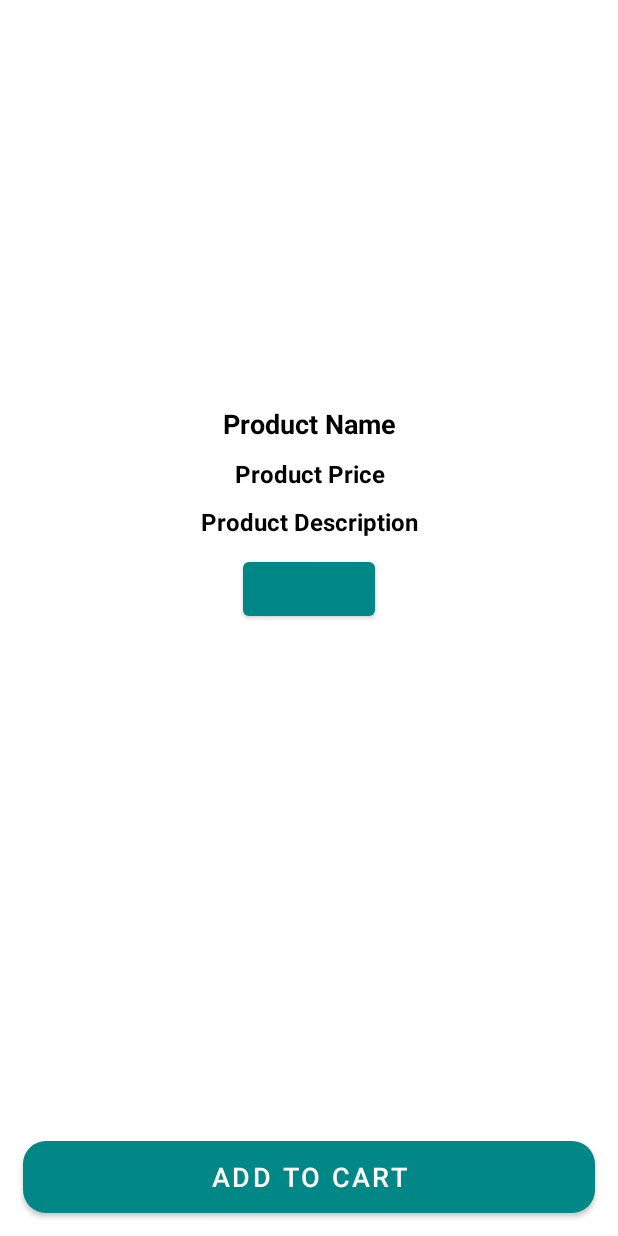
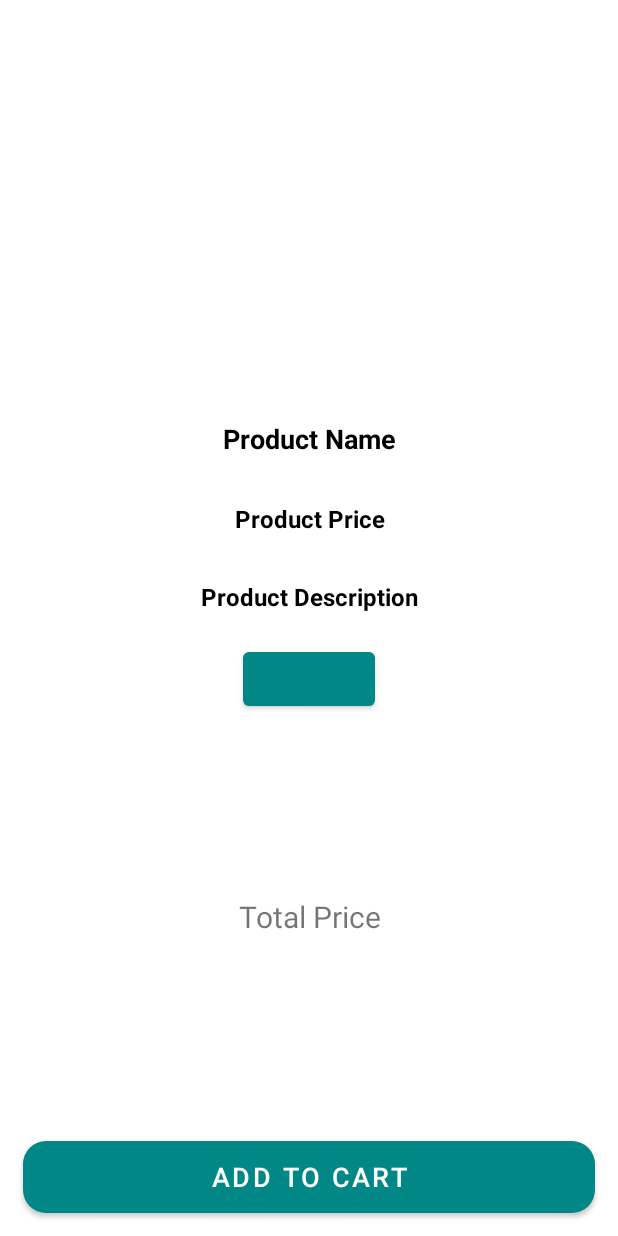
Before and after one commit to MohammadAlhariri/eCommerce, an Android app: the layout activity_product_details.xml on its own in the app's theme, with its tools: preview values and no code run, on a phone screen of 412 x 824 dp. Run offline under Robolectric (Android 15) with nearby library versions, the phone set to English and light mode, and no system bars; plain views replace ElegantNumberButton; network calls fail.

Commit message:
- modify many Bugs

```diff
--- a/app/src/main/java/com/example/ma_ecommerce/LoginActivity.java
+++ b/app/src/main/java/com/example/ma_ecommerce/LoginActivity.java
@@ -110,7 +110,6 @@ public class LoginActivity extends AppCompatActivity {
             Paper.book().write(Prevalid.userNumber, phone);
             Paper.book().write(Prevalid.pass, password);
             Paper.book().write(Prevalid.parentname, parentname);
-
         }
 
 
--- a/app/src/main/java/com/example/ma_ecommerce/viewHolder/ProductListAdapter.java
+++ b/app/src/main/java/com/example/ma_ecommerce/viewHolder/ProductListAdapter.java
@@ -71,7 +71,7 @@ public class ProductListAdapter extends RecyclerView.Adapter<ProductListAdapter.
         String pdecs=products.get(position).getDescription();
         holder.sellerproductdescreption.setText(pdecs);
         String price=products.get(position).getPrice()+"";
-        holder.sellerproductprice.setText("Price = " + price + "$");
+        holder.sellerproductprice.setText("Price: " + price + "$");
         String pimage=products.get(position).getImage();
         Picasso.get().load(pimage).into(holder.sellerproductimage);
         int pid = products.get(position).getPid();
--- a/app/src/main/res/layout/activity_product_details.xml
+++ b/app/src/main/res/layout/activity_product_details.xml
@@ -10,9 +10,7 @@
         android:id="@+id/prouduct_image_details"
         android:layout_width="match_parent"
         android:layout_height="260dp"
-        android:scaleType="centerCrop"
-
-        />
+        android:scaleType="fitXY" />
 
     <TextView
         android:id="@+id/prouduct_name_details"
@@ -21,11 +19,13 @@
         android:layout_below="@id/prouduct_image_details"
         android:layout_marginTop="10dp"
         android:gravity="center"
+        android:padding="10dp"
         android:scaleType="centerCrop"
         android:text="Product Name"
         android:textColor="@color/black"
         android:textSize="18sp"
         android:textStyle="bold"
+
 
         />
 
@@ -36,11 +36,13 @@
         android:layout_below="@id/prouduct_name_details"
         android:layout_marginTop="10dp"
         android:gravity="center"
+        android:padding="10dp"
         android:scaleType="centerCrop"
         android:text="Product Price"
         android:textColor="@color/black"
         android:textSize="16sp"
         android:textStyle="bold"
+
 
         />
 
@@ -51,11 +53,13 @@
         android:layout_below="@id/prouduct_price_details"
         android:layout_marginTop="10dp"
         android:gravity="center"
+        android:padding="10dp"
         android:scaleType="centerCrop"
         android:text="Product Description"
         android:textColor="@color/black"
         android:textSize="16sp"
         android:textStyle="bold"
+
 
         />
 
@@ -73,19 +77,19 @@
         app:textSize="16dp">
 
     </com.cepheuen.elegantnumberbutton.view.ElegantNumberButton>
-    <!--<com.google.android.material.floatingactionbutton.FloatingActionButton-->
 
-    <!--    android:id="@+id/add_product_to_cart_btn" android:layout_width="wrap_content"-->
-    <!--    android:layout_height="wrap_content"-->
-    <!--    android:elevation="6dp"-->
-    <!--    android:backgroundTint="@color/white"-->
-    <!--    android:src="@drawable/nav_cart"-->
-    <!--    android:layout_alignParentRight="true"-->
-    <!--    android:layout_alignParentEnd="true"-->
-    <!--    android:layout_alignParentBottom="true"-->
+    <TextView
+        android:id="@+id/product_counter_total_price"
+        android:layout_width="match_parent"
+        android:layout_height="wrap_content"
+        android:layout_above="@id/add_product_to_cart_btn"
+        android:layout_below="@id/number_btn"
+        android:gravity="center"
+        android:padding="10dp"
+        android:text="@string/counter_total_price"
+        android:textAlignment="center"
+        android:textSize="20sp" />
 
-
-    <!--    />-->
     <Button
         android:id="@+id/add_product_to_cart_btn"
         android:layout_width="match_parent"
--- a/app/src/main/res/values/strings.xml
+++ b/app/src/main/res/values/strings.xml
@@ -13,5 +13,6 @@
     <string name="menu_home">Home</string>
     <string name="menu_gallery">Gallery</string>
     <string name="menu_slideshow">Slideshow</string>
+    <string name="counter_total_price">Total Price</string>
 
 </resources>
```
Also changed, not shown: app/src/main/java/com/example/ma_ecommerce/MainActivity.java (+46 -92 lines), app/src/main/java/com/example/ma_ecommerce/buyer/CartActivity.java (+16 -12 lines), app/src/main/java/com/example/ma_ecommerce/buyer/ProductDetailsActivity.java (+14 -2 lines), app/src/main/java/com/example/ma_ecommerce/viewHolder/CartItemAdapter.java (+9 -21 lines), 1 other file.
